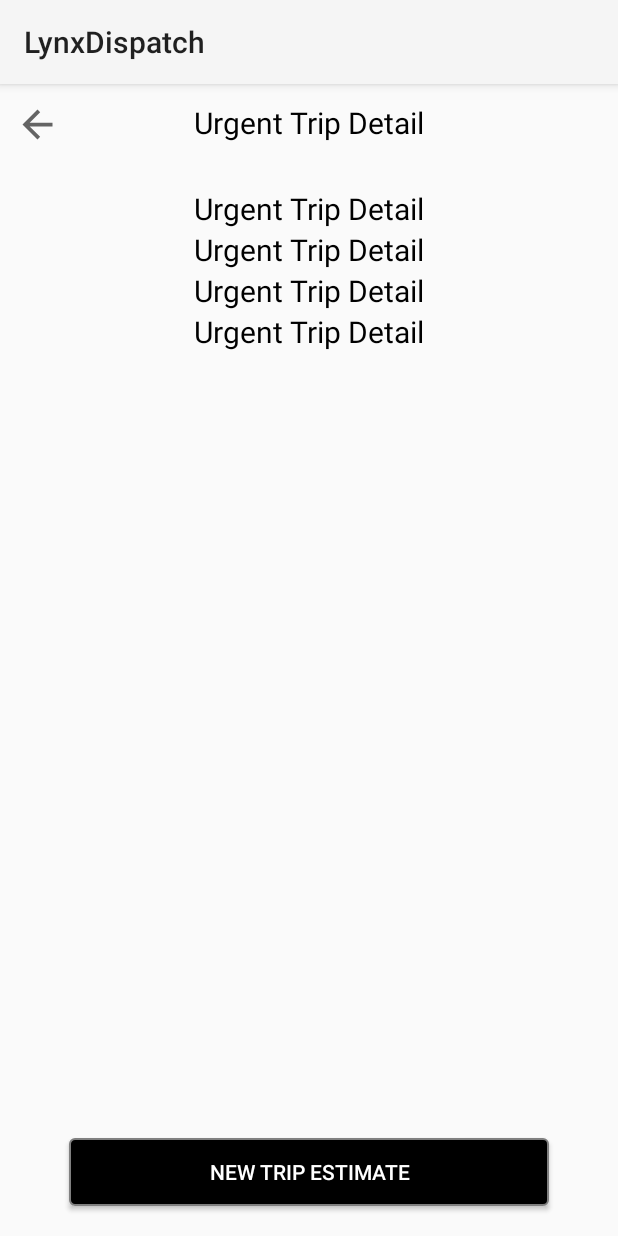
After one commit to Talhasahi/LynxDispatchPractice, an Android app: the UrgentTripDetail_Saved screen opened directly, with no data from a screen before it, on a phone screen of 412 x 824 dp. The commit adds this screen. Run offline under Robolectric (Android 15) with nearby library versions, the phone set to English and light mode, and no system bars.

Commit message:
Talha(Just Create urgent Trip Save Activity)

```diff
--- a/testing/app/src/main/AndroidManifest.xml
+++ b/testing/app/src/main/AndroidManifest.xml
@@ -41,7 +41,8 @@
         android:theme="@style/AppTheme"
         android:usesCleartextTraffic="true"
         tools:ignore="GoogleAppIndexingWarning">
-        <activity android:name=".SavePersonalTrip"></activity>
+        <activity android:name=".UrgentTripDetail_Saved"></activity>
+        <activity android:name=".SavePersonalTrip" />
         <activity android:name=".TripStatusActivity" />
         <activity android:name=".TripFareEstimateCalculate" />
         <activity android:name=".addNewVehicleActivity" />
--- a/testing/app/src/main/java/com/example/lynxdispatch/SQLite_Helper_Save_Trip.java
+++ b/testing/app/src/main/java/com/example/lynxdispatch/SQLite_Helper_Save_Trip.java
@@ -13,7 +13,7 @@ class SQLite_Helper_Save_Trip extends SQLiteOpenHelper {
 
     @Override
     public void onCreate(SQLiteDatabase db) {
-        db.execSQL("CREATE TABLE IF NOT EXISTS saved_Trips (id INTEGER PRIMARY KEY AUTOINCREMENT, user_id TEXT, name TEXT, contact_no  TEXT, pichUpTime DATETIME, pichUpAddress TEXT, DropOfaddress TEXT, NoOfPassanger INTEGER)");
+        db.execSQL("CREATE TABLE IF NOT EXISTS saved_Trips (id INTEGER PRIMARY KEY AUTOINCREMENT, user_id LONG, name TEXT, contact_no  TEXT, pichUpTime DATETIME, pichUpAddress TEXT, DropOfaddress TEXT, NoOfPassanger INTEGER,BaseToBase TEXT,TripType TEXT)");
         //db.execSQL("CREATE TABLE IF NOT EXISTS home_news (id INTEGER PRIMARY KEY AUTOINCREMENT, title TEXT, image TEXT, content TEXT, likeText TEXT, shareText TEXT, date_entry TEXT, newstag TEXT, t_temp TEXT, l_temp TEXT, image_slider_array TEXT, category TEXT, views TEXT)");
 
     }
@@ -23,7 +23,7 @@ class SQLite_Helper_Save_Trip extends SQLiteOpenHelper {
 
     }
 
-    boolean insertData(String userId, String Name, String content, String pichUpTime, String pichUpAddress, String DropOfaddress, Integer NoOfPassanger) {
+    boolean insertData(Long userId, String Name, String content, String pichUpTime, String pichUpAddress, String DropOfaddress, Integer NoOfPassanger, String baseToBase, String tripType) {
         SQLiteDatabase db = this.getWritableDatabase();
         ContentValues cv = new ContentValues();
         cv.put("user_id", userId);
@@ -33,6 +33,8 @@ class SQLite_Helper_Save_Trip extends SQLiteOpenHelper {
         cv.put("pichUpAddress", pichUpAddress);
         cv.put("DropOfaddress", DropOfaddress);
         cv.put("NoOfPassanger", NoOfPassanger);
+        cv.put("BaseToBase", baseToBase);
+        cv.put("TripType", tripType);
 
         long result_insert = db.insert("saved_Trips", null, cv);
         return result_insert != -1;  // if(result_insert != -1) return false / true
--- /dev/null
+++ b/testing/app/src/main/java/com/example/lynxdispatch/UrgentTripDetail_Saved.java
@@ -0,0 +1,14 @@
+package com.example.lynxdispatch;
+
+import androidx.appcompat.app.AppCompatActivity;
+
+import android.os.Bundle;
+
+public class UrgentTripDetail_Saved extends AppCompatActivity {
+
+    @Override
+    protected void onCreate(Bundle savedInstanceState) {
+        super.onCreate(savedInstanceState);
+        setContentView(R.layout.activity_urgent_trip_detail__saved);
+    }
+}
--- /dev/null
+++ b/testing/app/src/main/res/layout/activity_urgent_trip_detail__saved.xml
@@ -0,0 +1,89 @@
+<?xml version="1.0" encoding="utf-8"?>
+<androidx.constraintlayout.widget.ConstraintLayout xmlns:android="http://schemas.android.com/apk/res/android"
+    xmlns:app="http://schemas.android.com/apk/res-auto"
+    xmlns:tools="http://schemas.android.com/tools"
+    android:layout_width="match_parent"
+    android:layout_height="match_parent"
+    tools:context=".UrgentTripDetail_Saved">
+    <Button
+        android:id="@+id/backButton_urgentTripDetail_saved"
+        android:layout_width="30dp"
+        android:layout_height="30dp"
+        android:layout_marginStart="10dp"
+        android:layout_marginTop="12dp"
+        android:background="@drawable/ic_baseline_arrow_back_24"
+        android:elevation="10dp"
+        android:text=""
+        android:textColor="#FFFFFF"
+        app:layout_constraintStart_toStartOf="parent"
+        app:layout_constraintTop_toTopOf="parent" />
+
+    <TextView
+        android:id="@+id/textView5"
+        android:layout_width="wrap_content"
+        android:layout_height="wrap_content"
+        android:layout_marginTop="12dp"
+        android:text="Urgent Trip Detail"
+        android:textColor="#000000"
+        android:textSize="20dp"
+        app:layout_constraintEnd_toEndOf="parent"
+        app:layout_constraintStart_toStartOf="parent"
+        app:layout_constraintTop_toTopOf="parent" />
+
+    <TextView
+        android:id="@+id/name_urgent_save"
+        android:layout_width="wrap_content"
+        android:layout_height="wrap_content"
+        android:layout_marginTop="30dp"
+        android:text="Urgent Trip Detail"
+        android:textColor="#000000"
+        android:textSize="20dp"
+        app:layout_constraintEnd_toEndOf="parent"
+        app:layout_constraintStart_toStartOf="parent"
+        app:layout_constraintTop_toBottomOf="@+id/textView5" />
+
+    <TextView
+        android:id="@+id/time_urgent_saved"
+        android:layout_width="wrap_content"
+        android:layout_height="wrap_content"
+        android:text="Urgent Trip Detail"
+        android:textColor="#000000"
+        android:textSize="20dp"
+        app:layout_constraintEnd_toEndOf="parent"
+        app:layout_constraintStart_toStartOf="parent"
+        app:layout_constraintTop_toBottomOf="@+id/name_urgent_save" />
+
+    <TextView
+        android:id="@+id/address_saved"
+        android:layout_width="wrap_content"
+        android:layout_height="wrap_content"
+        android:text="Urgent Trip Detail"
+        android:textColor="#000000"
+        android:textSize="20dp"
+        app:layout_constraintEnd_toEndOf="parent"
+        app:layout_constraintStart_toStartOf="parent"
+        app:layout_constraintTop_toBottomOf="@+id/time_urgent_saved" />
+
+    <TextView
+        android:id="@+id/contact_No_saved"
+        android:layout_width="wrap_content"
+        android:layout_height="wrap_content"
+        android:text="Urgent Trip Detail"
+        android:textColor="#000000"
+        android:textSize="20dp"
+        app:layout_constraintEnd_toEndOf="parent"
+        app:layout_constraintStart_toStartOf="parent"
+        app:layout_constraintTop_toBottomOf="@+id/address_saved" />
+    <Button
+        android:id="@+id/newTripEstimatebtn"
+        android:layout_width="320dp"
+        android:layout_height="45dp"
+        android:layout_marginBottom="20dp"
+        android:background="@drawable/loginbutton"
+        android:elevation="10dp"
+        android:text="New Trip Estimate"
+        android:textColor="#FFFFFF"
+        app:layout_constraintBottom_toBottomOf="parent"
+        app:layout_constraintEnd_toEndOf="parent"
+        app:layout_constraintStart_toStartOf="parent" />
+</androidx.constraintlayout.widget.ConstraintLayout>
```
Also changed, not shown: testing/app/src/main/java/com/example/lynxdispatch/CalculateTripActivity.java (+11 -2 lines), testing/app/src/main/java/com/example/lynxdispatch/LoginActivity.java (+6 -5 lines), testing/app/src/main/java/com/example/lynxdispatch/NewTripEstimate.java (+13 -9 lines), testing/app/src/main/java/com/example/lynxdispatch/SavePersonalTrip.java (+9 -1 lines), testing/app/src/main/java/com/example/lynxdispatch/UrgentTripDetail.java (+16 -3 lines).
